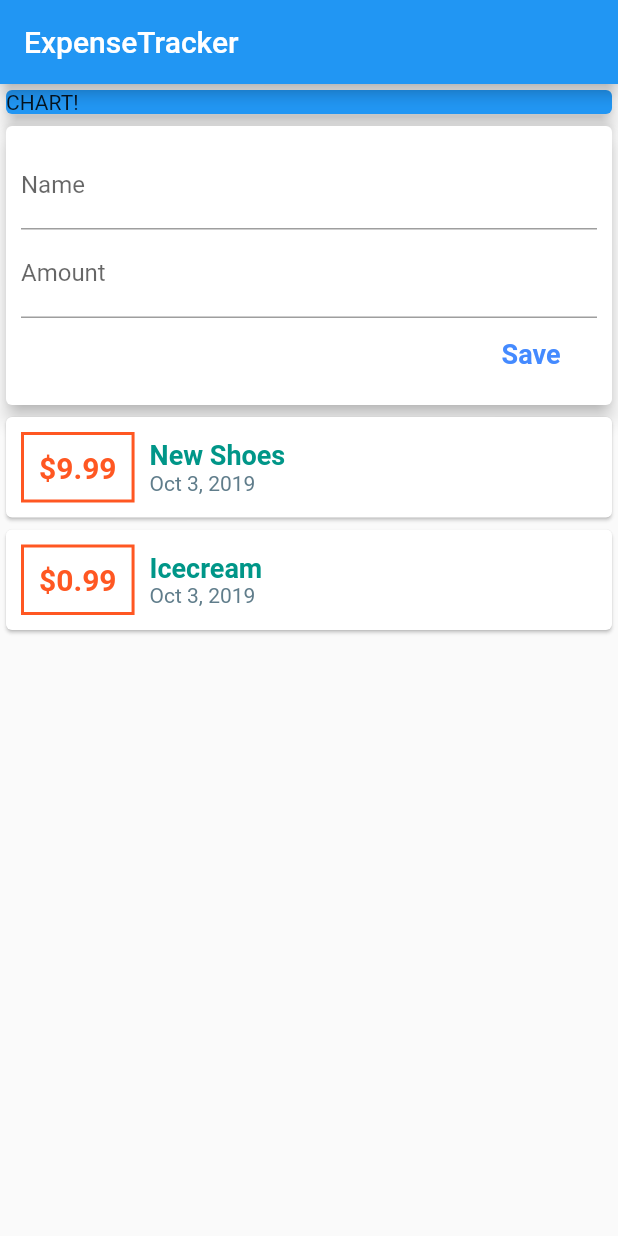
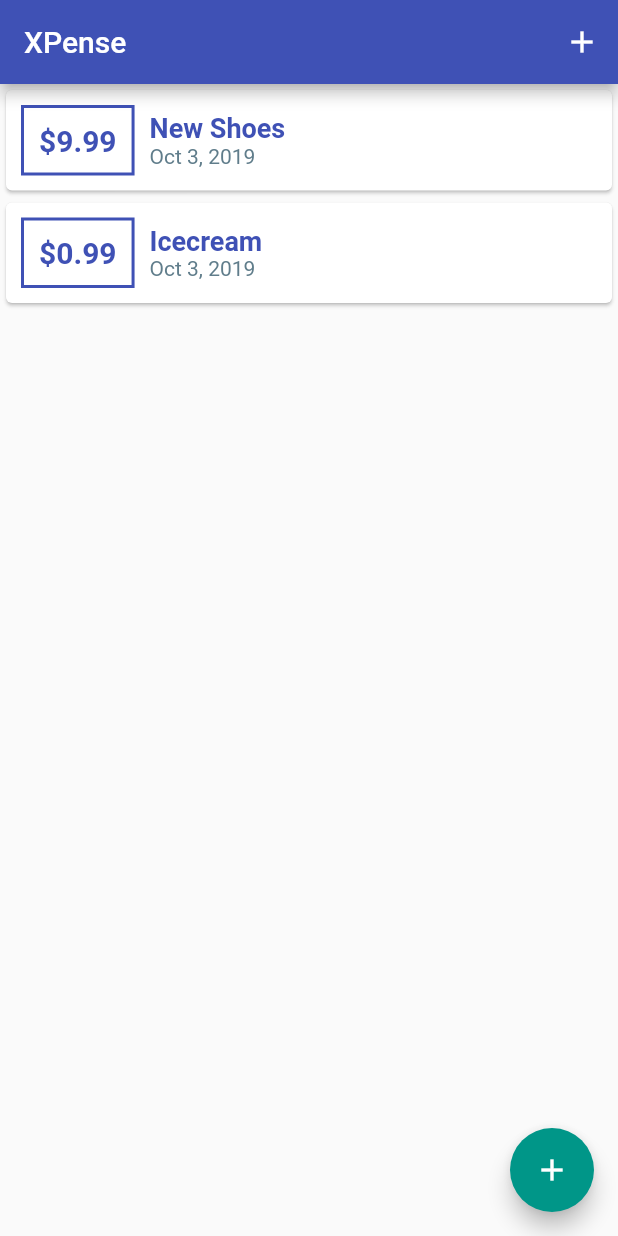
Before and after one commit to imcaaarl/flutter_basefile, a Flutter app: the screen it shows after launch, on a phone screen of 412 x 824 dp. Run offline on Flutter 3.47's test engine with Material 2 defaults, Android fonts, the phone set to English and light mode, and no system bars.

Commit message:
no significant change

```diff
--- a/base/lib/main.dart
+++ b/base/lib/main.dart
@@ -1,7 +1,7 @@
 import 'package:flutter/material.dart';
-import 'package:intl/intl.dart';
-
-import './transaction.dart';
+import 'package:base/widgets/transaction_list.dart';
+import 'package:base/widgets/new_transactions.dart';
+import 'package:base/models/transaction.dart';
 
 void main() => runApp(MyApp());
 
@@ -9,12 +9,21 @@ class MyApp extends StatelessWidget {
    @override
   Widget build(BuildContext context) {
     return MaterialApp(
+      theme: ThemeData(
+        primarySwatch: Colors.indigo,
+        accentColor: Colors.teal,
+      ),
       home: MyHomePage(),
     );
   }
 }
 
-class MyHomePage extends StatelessWidget {
+class MyHomePage extends StatefulWidget {
+  @override
+  _MyHomePageState createState() => _MyHomePageState();
+}
+
+class _MyHomePageState extends State<MyHomePage> {
   final List<Transaction> expenses = [
     Transaction(
       id: "001",
@@ -30,114 +39,68 @@ class MyHomePage extends StatelessWidget {
     )
   ];
 
+  void _addNewTransaction(String itemName, double itemAmount) {
+    final newTransaction = Transaction(
+      title: itemName,
+      amount: itemAmount,
+      date: DateTime.now(),
+      id: DateTime.now().toString(),
+    );
+
+    setState(() {
+      expenses.add(newTransaction);
+    });
+  }
+
+  void _startAddNewTransaction(BuildContext ctx) {
+    showModalBottomSheet(
+      context: ctx,
+      builder: (_) {
+        return NewTransaction(_addNewTransaction);
+      },
+      backgroundColor: Colors.indigo,
+    );
+  }
+
   @override
   Widget build(BuildContext context) {
     return Scaffold(
       appBar: AppBar(
-        title: Text("ExpenseTracker"),
+        title: Text("XPense"),
+        actions: <Widget>[
+          IconButton(
+            onPressed: () => _startAddNewTransaction(context),
+            icon: Icon(
+              Icons.add,
             ),
-      body: Column(
+          )
+        ],
+      ),
+      body: SingleChildScrollView(
+        child: Column(
           children: <Widget>[
             Container(
               child: Column(
                 children: <Widget>[
-                Container(
-                  width: double.infinity,
-                  child: Card(
-                    color: Colors.blue,
-                    child: Text("CHART!"),
-                    elevation: 5,
-                  ),
-                ),
-                Card(
-                  elevation: 5,
-                  child: Container(
-                    padding: EdgeInsets.all(10.0),
-                    child: Column(
-                      crossAxisAlignment: CrossAxisAlignment.end,
-                      children: <Widget>[
-                        TextField(
-                          decoration: InputDecoration(
-                            labelText: "Name",
-                          ),
-                        ),
-                        TextField(
-                          decoration: InputDecoration(
-                            labelText: "Amount",
-                          ),
-                        ),
-                        FlatButton(
-                          textColor: Colors.blueAccent,
-                          onPressed: () => {},
-                          child: Text(
-                            "Save",
-                            style: TextStyle(
-                              fontWeight: FontWeight.bold,
-                              fontSize: 18,
-                            ),
+                  // Container(
+                  //   width: double.infinity,
+                  //   child: Card(
+                  //     color: Theme.of(context).primaryColor,
+                  //     child: Text("CHART!"),
+                  //     elevation: 5,
+                  //   ),
+                  // ),
+                  TransactionList(expenses),
+                ],
               ),
             ),
           ],
         ),
       ),
-                ),
-                Column(
-                  // This return a list of widgets
-                  // toList() is function that generates a list from iterables
-                  // iterables are objects like list which can be iterated
-                  children: expenses.map((tx) {
-                    return Card(
-                      child: Row(
-                        children: <Widget>[
-                          Container(
-                            padding: EdgeInsets.all(10.0),
-                            margin: EdgeInsets.symmetric(
-                              vertical: 10,
-                              horizontal: 10,
-                            ),
-                            decoration: BoxDecoration(
-                              border: Border.all(
-                                color: Colors.deepOrange,
-                                width: 2,
-                              ),
-                            ),
-                            child: Text(
-                              '\$${tx.amount}',
-                              style: TextStyle(
-                                fontWeight: FontWeight.bold,
-                                fontSize: 20,
-                                color: Colors.deepOrange,
-                              ),
-                            ),
-                          ),
-                          Column(
-                            crossAxisAlignment: CrossAxisAlignment.start,
-                            children: <Widget>[
-                              Text(
-                                tx.title,
-                                style: TextStyle(
-                                  color: Colors.teal,
-                                  fontSize: 18,
-                                  fontWeight: FontWeight.bold,
-                                ),
-                              ),
-                              Text(
-                                DateFormat('MMM d, yyyy').format(tx.date),
-                                style: TextStyle(
-                                  color: Colors.blueGrey,
-                                ),
-                              )
-                            ],
-                          )
-                        ],
-                      ),
-                    );
-                  }).toList(),
-                ),
-              ],
-            ),
-          ),
-        ],
+      floatingActionButtonLocation: FloatingActionButtonLocation.endFloat,
+      floatingActionButton: FloatingActionButton(
+        child: Icon(Icons.add),
+        onPressed: () => _startAddNewTransaction(context),
       ),
     );
   }
--- /dev/null
+++ b/base/lib/widgets/transaction_list.dart
@@ -0,0 +1,68 @@
+import 'package:flutter/material.dart';
+import 'package:intl/intl.dart';
+
+import '../models/transaction.dart';
+
+class TransactionList extends StatelessWidget {
+  final List<Transaction> transactions;
+
+  TransactionList(this.transactions);
+
+  @override
+  Widget build(BuildContext context) {
+    return Container(
+      height: 470,
+      child: ListView.builder(
+        itemBuilder: (ctx, index){
+            return Card(
+            child: Row(
+              children: <Widget>[
+                Container(
+                  padding: EdgeInsets.all(10.0),
+                  margin: EdgeInsets.symmetric(
+                    vertical: 10,
+                    horizontal: 10,
+                  ),
+                  decoration: BoxDecoration(
+                    border: Border.all(
+                      color: Theme.of(context).primaryColor,
+                      width: 2,
+                    ),
+                  ),
+                  child: Text(
+                    '\$${transactions[index].amount.toStringAsFixed(2)}',
+                    style: TextStyle(
+                      fontWeight: FontWeight.bold,
+                      fontSize: 20,
+                      color: Theme.of(context).primaryColor,
+                    ),
+                  ),
+                ),
+                Column(
+                  crossAxisAlignment: CrossAxisAlignment.start,
+                  children: <Widget>[
+                    Text(
+                      transactions[index].title,
+                      style: TextStyle(
+                        color: Theme.of(context).primaryColor,
+                        fontSize: 18,
+                        fontWeight: FontWeight.bold,
+                      ),
+                    ),
+                    Text(
+                      DateFormat('MMM d, yyyy').format(transactions[index].date),
+                      style: TextStyle(
+                        color: Colors.blueGrey,
+                      ),
+                    )
+                  ],
+                )
+              ],
+            ),
+          );
+        },
+        itemCount: transactions.length,
+      ),
+    );
+  }
+}
```
Also changed, not shown: base/lib/widgets/new_transactions.dart (added, +72 -0 lines), base/lib/models/transaction.dart (renamed from base/lib/transaction.dart). Lines whose indentation alone changed are shown as unchanged.
